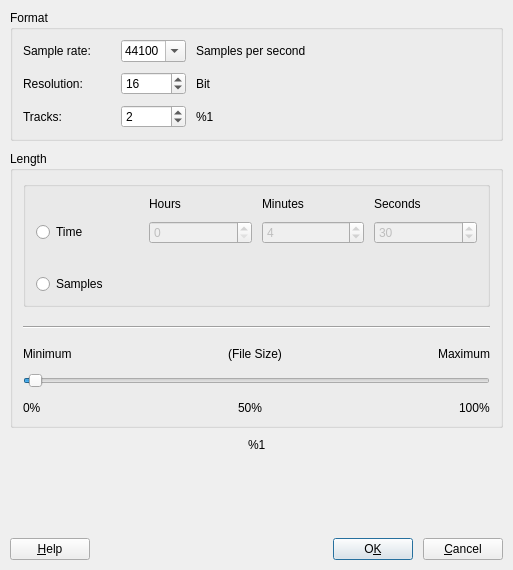
First picture: the form in plugins/newsignal/NewSigDlg.ui, repository KDE/kwave, before the edit.
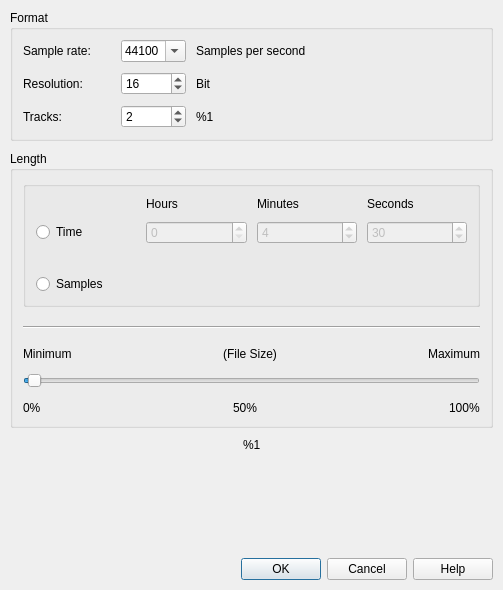
Second picture: the form after the edit. Custom widgets are drawn as their Qt base class.

Commit message: using KDE standard buttons in dialogs, updated all .ui files

```diff
--- a/plugins/newsignal/NewSigDlg.ui
+++ b/plugins/newsignal/NewSigDlg.ui
@@ -7,8 +7,8 @@
    <rect>
     <x>0</x>
     <y>0</y>
-    <width>513</width>
-    <height>570</height>
+    <width>503</width>
+    <height>590</height>
    </rect>
   </property>
   <property name="windowTitle">
@@ -749,45 +749,9 @@
       <number>0</number>
      </property>
      <item>
-      <widget class="KPushButton" name="btHelp">
-       <property name="text">
-        <string>&amp;Help</string>
-       </property>
-       <property name="shortcut">
-        <string>Alt+H</string>
-       </property>
-      </widget>
-     </item>
-     <item>
-      <spacer>
-       <property name="orientation">
-        <enum>Qt::Horizontal</enum>
-       </property>
-       <property name="sizeType">
-        <enum>QSizePolicy::Expanding</enum>
-       </property>
-       <property name="sizeHint" stdset="0">
-        <size>
-         <width>20</width>
-         <height>0</height>
-        </size>
-       </property>
-      </spacer>
-     </item>
-     <item>
-      <widget class="KPushButton" name="btOK">
-       <property name="text">
-        <string>O&amp;K</string>
-       </property>
-       <property name="default">
-        <bool>true</bool>
-       </property>
-      </widget>
-     </item>
-     <item>
-      <widget class="KPushButton" name="btCancel">
-       <property name="text">
-        <string>&amp;Cancel</string>
+      <widget class="KDialogButtonBox" name="buttonBox">
+       <property name="standardButtons">
+        <set>QDialogButtonBox::Cancel|QDialogButtonBox::Help|QDialogButtonBox::Ok</set>
        </property>
       </widget>
      </item>
@@ -797,16 +761,16 @@
  </widget>
  <layoutdefault spacing="10" margin="10"/>
  <customwidgets>
+  <customwidget>
+   <class>KDialogButtonBox</class>
+   <extends>QDialogButtonBox</extends>
+   <header>kdialogbuttonbox.h</header>
+  </customwidget>
   <customwidget>
    <class>KComboBox</class>
    <extends>QComboBox</extends>
    <header>kcombobox.h</header>
   </customwidget>
-  <customwidget>
-   <class>KPushButton</class>
-   <extends>QPushButton</extends>
-   <header>kpushbutton.h</header>
-  </customwidget>
   <customwidget>
    <class>KIntNumInput</class>
    <extends>QWidget</extends>
```
Left out of the diff: 120 changed lines with no effect on the pictures. The commit also changes 28 other files.
